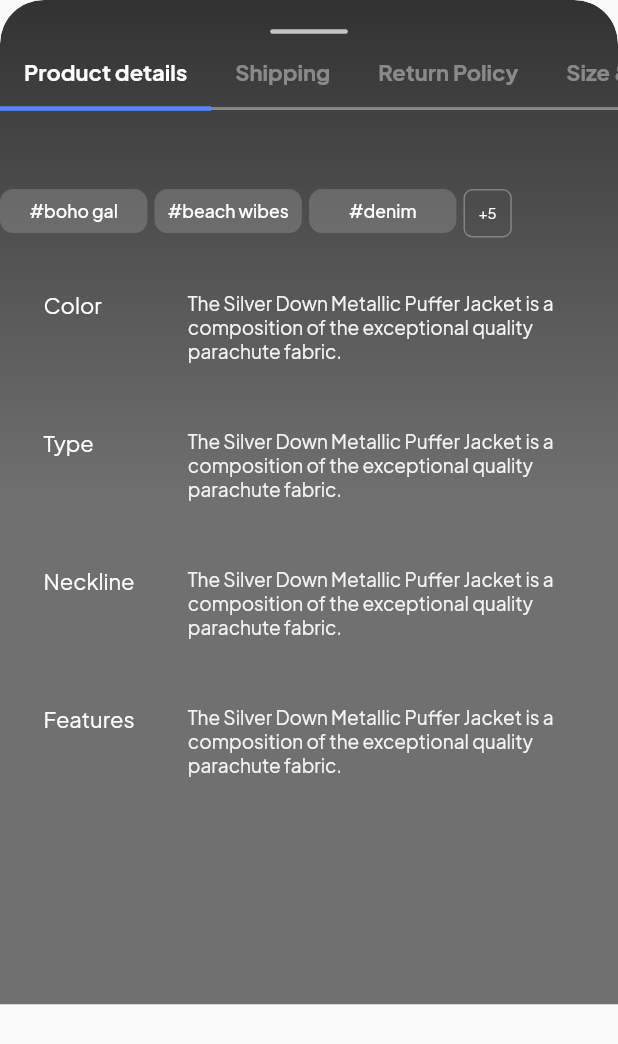
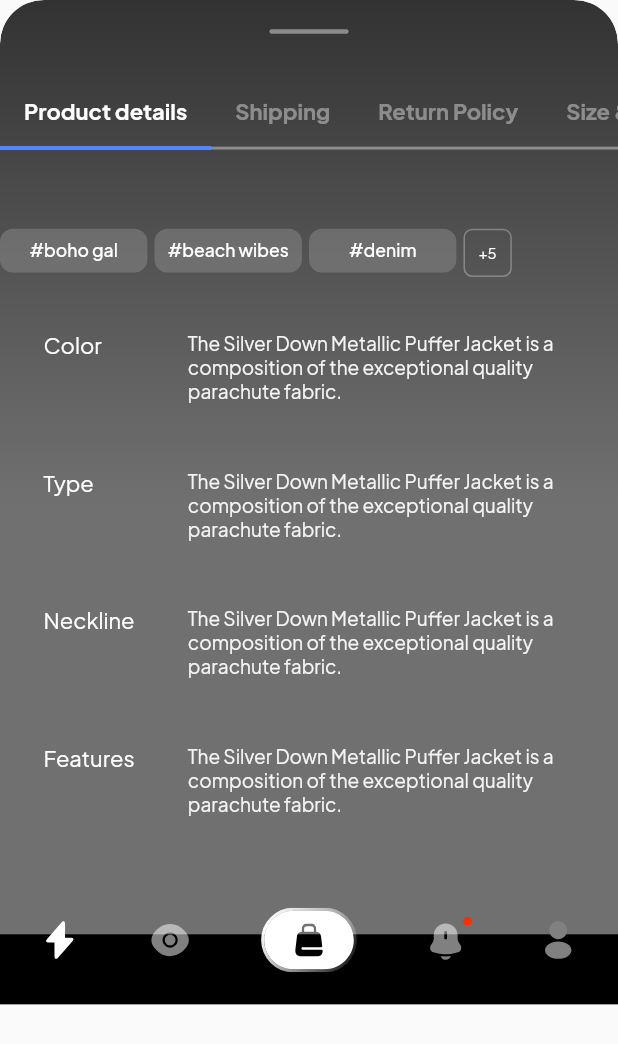
Before and after one commit to Saidmirzo/e_commerce, a Flutter app: the DetailsBottomSheet widget shown alone on an empty page, opened directly, on a phone screen of 412 x 824 dp. Shown: the top 1044 px of the screen. Run offline on Flutter 3.47's test engine with Material 2 defaults, Android fonts, the phone set to English and light mode, and no system bars; our stand-ins replace flutter_screenutil, flutter_svg, video_player.

Commit message:
fized bugs

```diff
--- a/lib/presentation/components/details_bottomsheet.dart
+++ b/lib/presentation/components/details_bottomsheet.dart
@@ -1,6 +1,9 @@
 import 'dart:ui';
 import 'package:e_commerce/config/constants/app_colors.dart';
+import 'package:e_commerce/main.dart';
+import 'package:e_commerce/presentation/components/custom_divider.dart';
 import 'package:e_commerce/presentation/components/product_details_tab.dart';
+import 'package:e_commerce/presentation/pages/main/components/my_app_bar.dart';
 import 'package:flutter/material.dart';
 import 'package:flutter_screenutil/flutter_screenutil.dart';
 import '../../config/constants/constants.dart';
@@ -39,26 +42,9 @@ class _DetailsBottomSheetState extends State<DetailsBottomSheet>
             ),
             gradient: AppColors.gradients.detailsGradient,
           ),
-          child: Stack(
+          child: Column(
             children: [
-              BackdropFilter(
-                filter: ImageFilter.blur(sigmaX: 50, sigmaY: 50),
-                blendMode: BlendMode.dstIn,
-              ),
-              Column(
-                children: [
-                  Align(
-                    alignment: Alignment.center,
-                    child: Container(
-                      width: 49.w,
-                      height: 3.h,
-                      margin: EdgeInsets.only(top: 20.h),
-                      decoration: BoxDecoration(
-                        color: Colors.white.withOpacity(.7),
-                        borderRadius: BorderRadius.circular(47.r),
-                      ),
-                    ),
-                  ),
+              const CustomDivider(),
               MyTabbar(tabController: tabController),
               Flexible(
                 fit: FlexFit.tight,
@@ -73,8 +59,7 @@ class _DetailsBottomSheetState extends State<DetailsBottomSheet>
                   ],
                 ),
               ),
-                ],
-              ),
+              const MyAppBar(),
             ],
           ),
         ),
--- a/lib/presentation/pages/main/components/bottom_about_widget.dart
+++ b/lib/presentation/pages/main/components/bottom_about_widget.dart
@@ -29,7 +29,7 @@ class BottomAbout extends StatelessWidget {
             end: Alignment.topCenter,
             stops: const [.2, 1],
             colors: [
-              AppColors.black.withOpacity(.9),
+              AppColors.black.withOpacity(.95),
               Colors.transparent,
             ],
           ),
--- a/lib/presentation/pages/main/components/video_content.dart
+++ b/lib/presentation/pages/main/components/video_content.dart
@@ -4,6 +4,7 @@ import 'package:e_commerce/presentation/pages/main/components/widget_opinions.da
 import 'package:flutter/material.dart';
 
 import 'bottom_about_widget.dart';
+
 class VideoContent extends StatelessWidget {
   const VideoContent({
     Key? key,
@@ -36,8 +37,8 @@ class VideoItem extends StatelessWidget {
     return Stack(
       children: [
         MyVideoPlayer(url: url),
-         Categories(),
         const BottomAbout(),
+        Categories(),
         const Opinions(),
       ],
     );
--- a/lib/presentation/pages/main/view/main_page.dart
+++ b/lib/presentation/pages/main/view/main_page.dart
@@ -16,7 +16,7 @@ class MainPage extends StatelessWidget {
       body: Stack(
         children: [
           VideoContent(urls: urls),
-          MyAppBar(),
+          const MyAppBar(),
         ],
       ),
     );
```
Lines whose indentation alone changed are shown as unchanged.
